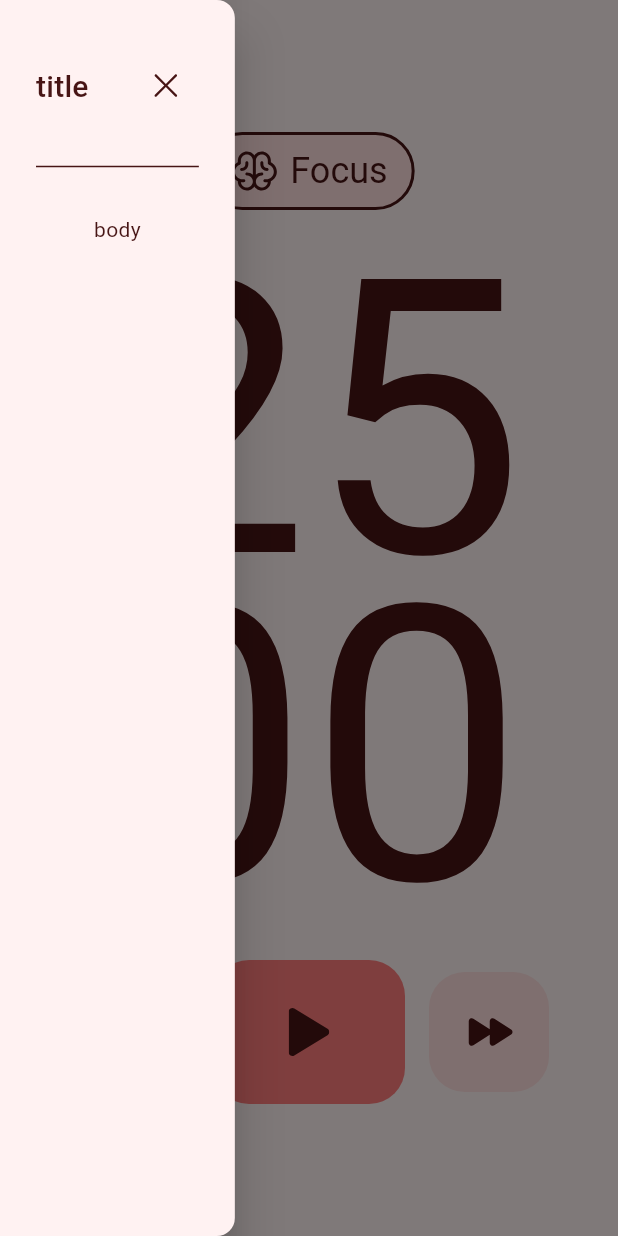
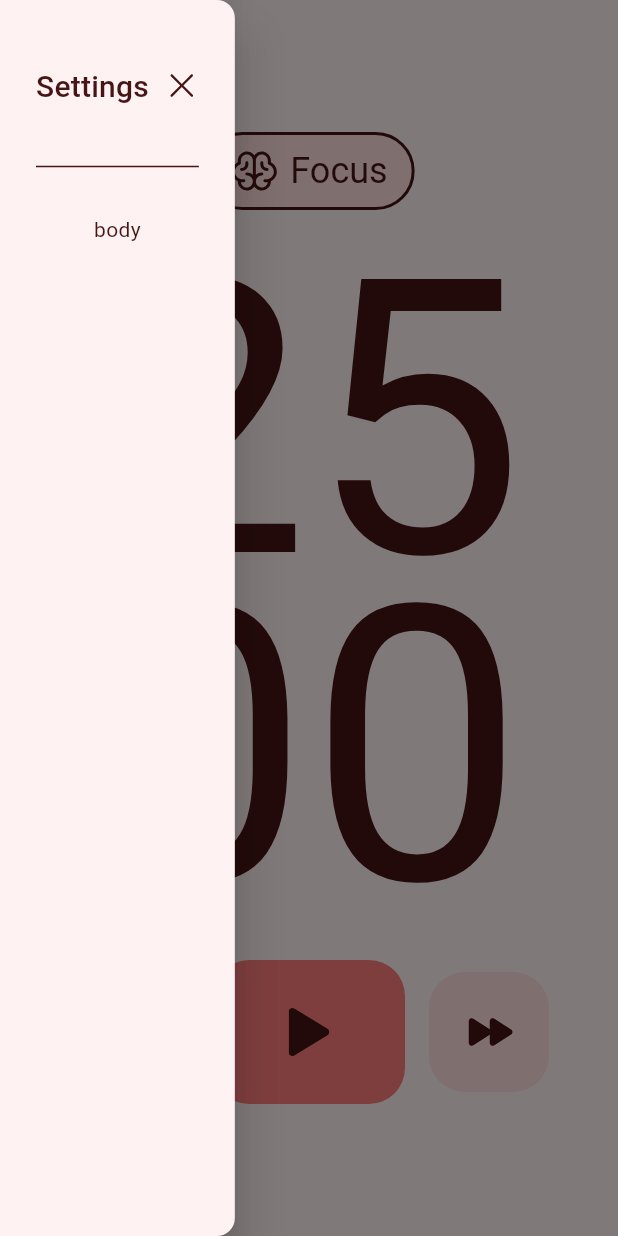
Before and after one commit to wmfadel/weaver, a Flutter app: the screen it shows after launch, after a tap on an icon or button, on a phone screen of 412 x 824 dp. Run offline on Flutter 3.47's test engine with Material 2 defaults, Android fonts, the phone set to English and light mode, and no system bars; our stand-ins replace bloc, cached_network_image, equatable, firebase_core, flutter_bloc, flutter_secure_storage and 2 more; accounts and stored records are empty.

Commit message:
refactor app state

```diff
--- a/lib/core/constants/colors.dart
+++ b/lib/core/constants/colors.dart
@@ -58,5 +58,4 @@ class AppColors {
   static const Color blue100 = Color(0xFFD9EEFF);
   static const Color blue50 = Color(0xFFF2F9FF);
 
-
 }
--- a/lib/features/home/controllers/pomo_cubit.dart
+++ b/lib/features/home/controllers/pomo_cubit.dart
@@ -112,6 +112,22 @@ class PomoCubit extends Cubit<PomoState> {
     }
   }
 
+  Color get textColor {
+    return state is FocusPomo
+        ? AppColors.red900
+        : state is BreakPomo
+            ? AppColors.green900
+            : AppColors.blue900;
+  }
+
+  Color get backgroundColor {
+    return state is FocusPomo
+        ? AppColors.red50
+        : state is BreakPomo
+            ? AppColors.green50
+            : AppColors.blue50;
+  }
+
   @override
   Future<void> close() {
     _timer?.cancel();
--- a/lib/features/home/controllers/pomo_state.dart
+++ b/lib/features/home/controllers/pomo_state.dart
@@ -4,21 +4,20 @@ abstract class PomoState extends Equatable {
   final bool playing;
 
   final int progress;
-  final Color color = AppColors.red50;
 
   PomoState copyWith({bool? playing, int? progress});
 
   const PomoState({this.playing = false, this.progress = 0});
 
   @override
-  List<Object> get props => [playing, progress, color];
+  List<Object> get props => [playing, progress];
 }
 
 class FocusPomo extends PomoState {
   const FocusPomo({super.playing, super.progress});
 
   @override
-  List<Object> get props => [playing, progress, color];
+  List<Object> get props => [playing, progress];
 
   @override
   PomoState copyWith({bool? playing, int? progress}) {
@@ -30,9 +29,6 @@ class FocusPomo extends PomoState {
 }
 
 class BreakPomo extends PomoState {
-  @override
-  final Color color = AppColors.green50;
-
   const BreakPomo({super.playing, super.progress});
 
   @override
@@ -44,13 +40,10 @@ class BreakPomo extends PomoState {
   }
 
   @override
-  List<Object> get props => [playing, progress, color];
+  List<Object> get props => [playing, progress];
 }
 
 class LongBreakPomo extends PomoState {
-  @override
-  final Color color = AppColors.blue50;
-
   const LongBreakPomo({super.playing, super.progress});
 
   @override
@@ -62,5 +55,5 @@ class LongBreakPomo extends PomoState {
   }
 
   @override
-  List<Object> get props => [playing, progress, color];
+  List<Object> get props => [playing, progress];
 }
--- a/lib/features/home/pages/home_page.dart
+++ b/lib/features/home/pages/home_page.dart
@@ -2,9 +2,9 @@ import 'dart:developer';
 
 import 'package:flutter/material.dart';
 import 'package:flutter_bloc/flutter_bloc.dart';
-import 'package:pomo/core/constants/colors.dart';
 import 'package:pomo/features/home/controllers/pomo_cubit.dart';
 import 'package:pomo/features/home/widgets/control_buttons.dart';
+import 'package:pomo/features/home/widgets/counter_text.dart';
 import 'package:pomo/features/home/widgets/state_chips/chipBuilder.dart';
 
 class HomePage extends StatelessWidget {
@@ -12,44 +12,22 @@ class HomePage extends StatelessWidget {
 
   @override
   Widget build(BuildContext context) {
+    final pomoCubit = context.read<PomoCubit>();
     return BlocBuilder<PomoCubit, PomoState>(
       builder: (context, state) {
         log(state.toString());
         return Scaffold(
-          backgroundColor: state.color,
+          backgroundColor: pomoCubit.backgroundColor,
           body: Center(
             child: SingleChildScrollView(
               child: Column(
                 mainAxisAlignment: MainAxisAlignment.center,
-                children: [
-                  const SizedBox(height: 32, width: double.maxFinite),
-                  const ChipBuilder(),
-                  const SizedBox(height: 32),
-                  FittedBox(
-                    child: Text(
-                      formatMinutes(state.progress),
-                      style: Theme.of(context).textTheme.displayLarge?.copyWith(
-                            fontSize: 256,
-                            color: _textColor(state),
-                            fontWeight:
-                                state.playing ? FontWeight.w700 : FontWeight.w400,
-                          ),
-                    ),
-                  ),
-                  FittedBox(
-                    child: Text(
-                      formatSeconds(state.progress),
-                      style: Theme.of(context).textTheme.displayLarge?.copyWith(
-                            fontSize: 256,
-                            color: _textColor(state),
-                            fontWeight:
-                                state.playing ? FontWeight.w700 : FontWeight.w400,
-                          ),
-                    ),
-                  ),
-                  const SizedBox(height: 32),
-                  const ControlButtons(),
-                  const SizedBox(height: 32),
+                children: const [
+                  SizedBox(height: 32, width: double.maxFinite),
+                  ChipBuilder(),
+                  CounterText(),
+                  ControlButtons(),
+                  SizedBox(height: 32),
                 ],
               ),
             ),
@@ -58,22 +36,4 @@ class HomePage extends StatelessWidget {
       },
     );
   }
-
-  Color _textColor(PomoState state) {
-    return state is FocusPomo
-        ? AppColors.red900
-        : state is BreakPomo
-            ? AppColors.green900
-            : AppColors.blue900;
-  }
-
-  String formatMinutes(int time) {
-    final minutes = (time / 60).floor();
-    return minutes.toString().padLeft(2, '0');
-  }
-
-  String formatSeconds(int time) {
-    final seconds = time % 60;
-    return seconds.toString().padLeft(2, '0');
-  }
 }
--- a/lib/features/home/widgets/control_buttons.dart
+++ b/lib/features/home/widgets/control_buttons.dart
@@ -27,7 +27,12 @@ class ControlButtons extends StatelessWidget {
               height: 80,
               onPressed: () {
                 SideSheet.end(
-                    title: 'title', body: const Text('body'), context: context);
+                  title: 'Settings',
+                  body: const Text('body'),
+                  context: context,
+                  backgroundColor: pomoCubit.backgroundColor,
+                  textColor: pomoCubit.textColor,
+                );
               },
             ),
             const SizedBox(width: 16),
@@ -102,7 +107,8 @@ class _ControlButton extends StatelessWidget {
       cursor: SystemMouseCursors.click,
       child: GestureDetector(
         onTap: onPressed,
-        child: Container(
+        child: AnimatedContainer(
+          duration: const Duration(milliseconds: 300),
           width: width,
           height: height,
           decoration: BoxDecoration(
--- /dev/null
+++ b/lib/features/home/widgets/counter_text.dart
@@ -0,0 +1,41 @@
+import 'package:flutter/material.dart';
+import 'package:flutter_bloc/flutter_bloc.dart';
+import 'package:pomo/features/home/controllers/pomo_cubit.dart';
+
+class CounterText extends StatelessWidget {
+  const CounterText({Key? key}) : super(key: key);
+
+  @override
+  Widget build(BuildContext context) {
+    final pomoCubit = context.read<PomoCubit>();
+
+    return BlocBuilder<PomoCubit, PomoState>(builder: (context, state) {
+      final TextStyle? textStyle =
+          Theme.of(context).textTheme.displayLarge?.copyWith(
+                fontSize: 256,
+                color: pomoCubit.textColor,
+                fontWeight: state.playing ? FontWeight.w700 : FontWeight.w400,
+              );
+      return Column(
+        mainAxisSize: MainAxisSize.min,
+        crossAxisAlignment: CrossAxisAlignment.center,
+        children: [
+          const SizedBox(height: 32),
+          Text(formatMinutes(state.progress), style: textStyle),
+          Text(formatSeconds(state.progress), style: textStyle),
+          const SizedBox(height: 32),
+        ],
+      );
+    });
+  }
+
+  String formatMinutes(int time) {
+    final minutes = (time / 60).floor();
+    return minutes.toString().padLeft(2, '0');
+  }
+
+  String formatSeconds(int time) {
+    final seconds = time % 60;
+    return seconds.toString().padLeft(2, '0');
+  }
+}
--- a/lib/features/home/widgets/state_chips/chipBuilder.dart
+++ b/lib/features/home/widgets/state_chips/chipBuilder.dart
@@ -13,11 +13,15 @@ class ChipBuilder extends StatelessWidget {
   @override
   Widget build(BuildContext context) {
     return BlocBuilder<PomoCubit, PomoState>(builder: (context, state) {
-      return state is FocusPomo
-          ? const FocusChip()
-          : state is BreakPomo
-              ? const BreakChip()
-              : const LongBreakChip();
+      return AnimatedSwitcher(
+          duration: const Duration(milliseconds: 300),
+          switchInCurve: Curves.easeInCirc,
+          switchOutCurve: Curves.easeOut,
+          child: state is FocusPomo
+              ? const FocusChip()
+              : state is BreakPomo
+                  ? const BreakChip()
+                  : const LongBreakChip());
     });
   }
 }
--- a/lib/features/splash/controllers/splash_cubit.dart
+++ b/lib/features/splash/controllers/splash_cubit.dart
@@ -7,17 +7,14 @@ import 'package:flutter_secure_storage/flutter_secure_storage.dart';
 part 'splash_state.dart';
 
 class SplashCubit extends Cubit<SplashState> {
-  SplashCubit() : super(SplashLoading());
-
+  SplashCubit(this.settings) : super(SplashLoading());
+  Settings settings;
   final String _settingsKey = 'settings';
 
   Future<void> loadSettings() async {
     const storage = FlutterSecureStorage();
     String? value = await storage.read(key: _settingsKey);
-    if (value == null) {
-      emit(SplashCompleted(Settings()));
-    } else {
-      emit(SplashCompleted(Settings.fromJson(jsonDecode(value))));
-    }
+    if (value != null) settings = Settings.fromJson(jsonDecode(value));
+    emit(SplashCompleted(settings));
   }
 }
--- a/lib/main.dart
+++ b/lib/main.dart
@@ -1,12 +1,7 @@
 import 'package:firebase_core/firebase_core.dart';
 import 'package:flutter/material.dart';
-import 'package:flutter_bloc/flutter_bloc.dart';
-import 'package:pomo/core/models/settings.dart';
-import 'package:pomo/features/splash/controllers/splash_cubit.dart';
-import 'package:pomo/features/splash/pages/splash_page.dart';
+import 'package:pomo/pomo_app.dart';
 
-import 'core/constants/styles.dart';
-import 'features/home/controllers/pomo_cubit.dart';
 import 'firebase_options.dart';
 
 void main() async {
@@ -16,36 +11,3 @@ void main() async {
   );
   runApp(const PomoApp());
 }
-
-class PomoApp extends StatelessWidget {
-  const PomoApp({super.key});
-
-  @override
-  Widget build(BuildContext context) {
-    return BlocProvider<PomoCubit>(
-      create: (context) => PomoCubit(Settings()),
-      child: MaterialApp(
-        title: 'Pomo',
-        debugShowCheckedModeBanner: false,
-        theme: ThemeData(
-          useMaterial3: true,
-          colorSchemeSeed: Colors.blue,
-          brightness: Brightness.light,
-          textTheme: TextStyles.lightTheme,
-        ),
-        // darkTheme: ThemeData(
-        //   useMaterial3: true,
-        //   colorSchemeSeed: Colors.blue,
-        //   brightness: Brightness.dark,
-        //   textTheme: TextStyles.lightTheme,
-        // ),
-        home: BlocProvider<SplashCubit>(
-          create: (context) =>
-          SplashCubit()
-            ..loadSettings(),
-          child: const SplashPage(),
-        ),
-      ),
-    );
-  }
-}
--- /dev/null
+++ b/lib/pomo_app.dart
@@ -0,0 +1,58 @@
+import 'package:flutter/material.dart';
+import 'package:flutter_bloc/flutter_bloc.dart';
+import 'package:get_it/get_it.dart';
+import 'package:pomo/core/models/settings.dart';
+import 'package:pomo/features/splash/controllers/splash_cubit.dart';
+import 'package:pomo/features/splash/pages/splash_page.dart';
+
+import 'core/constants/styles.dart';
+import 'features/home/controllers/pomo_cubit.dart';
+
+class PomoApp extends StatefulWidget {
+  const PomoApp({super.key});
+
+  @override
+  State<PomoApp> createState() => _PomoAppState();
+}
+
+class _PomoAppState extends State<PomoApp> {
+  @override
+  void initState() {
+    super.initState();
+    if (!GetIt.instance.isRegistered<Settings>()) {
+      GetIt.instance.registerSingleton<Settings>(Settings());
+    }
+  }
+
+  @override
+  Widget build(BuildContext context) {
+    return MultiBlocProvider(
+      providers: [
+        BlocProvider<SplashCubit>(
+          create: (context) =>
+              SplashCubit(GetIt.instance.get<Settings>())..loadSettings(),
+        ),
+        BlocProvider<PomoCubit>(
+          create: (context) => PomoCubit(GetIt.instance.get<Settings>()),
+        ),
+      ],
+      child: MaterialApp(
+        title: 'Pomo',
+        debugShowCheckedModeBanner: false,
+        theme: ThemeData(
+          useMaterial3: true,
+          colorSchemeSeed: Colors.blue,
+          brightness: Brightness.light,
+          textTheme: TextStyles.lightTheme,
+        ),
+        // darkTheme: ThemeData(
+        //   useMaterial3: true,
+        //   colorSchemeSeed: Colors.blue,
+        //   brightness: Brightness.dark,
+        //   textTheme: TextStyles.lightTheme,
+        // ),
+        home: const SplashPage(),
+      ),
+    );
+  }
+}
--- a/pubspec.yaml
+++ b/pubspec.yaml
@@ -48,6 +48,7 @@ dependencies:
   google_fonts: ^3.0.1
   flutter_svg: ^1.1.6
   cached_network_image: ^3.2.3
+  get_it: ^7.2.0
   fall_dialogs:
     git:
       url: https://github.com/wmfadel/fall_dialogs.git
```
Also changed, not shown: pubspec.lock, 2 other files.
